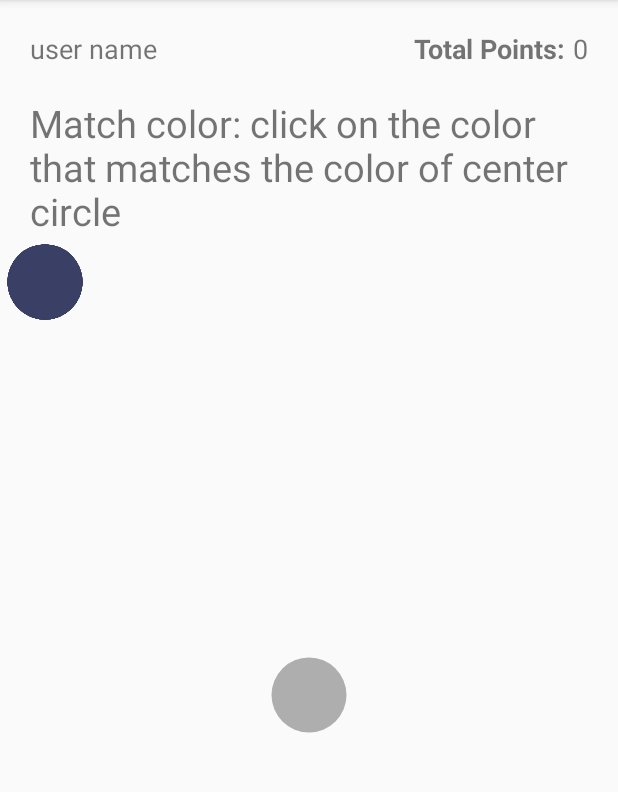
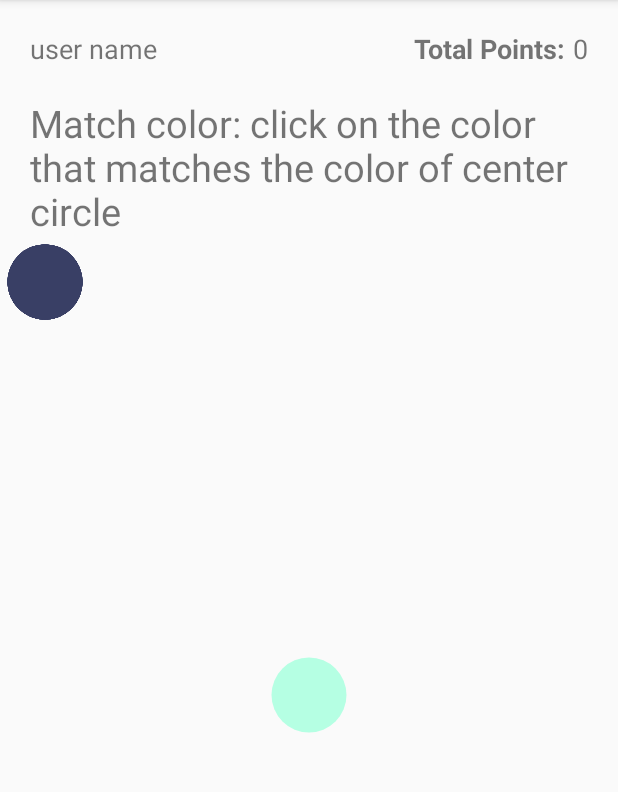
Before and after one commit to gng01/color-exercises, an Android app: the fragment ExercisesFragment placed in its activity, on a phone screen of 412 x 824 dp, the part 84-876 px from its top. Run offline under Robolectric (Android 15) with nearby library versions, the phone set to English and light mode, and no system bars; libraries missing offline, so code that uses them is left out: com.ogaclejapan.arclayout; plain views replace ArcLayout; 2 statements that could not run were skipped.

Commit message:
Pulls matching threshold logic out of color judge: color judge only calculates accuracy, fragment will determine whether matches (for future level/ difficulty settings)

```diff
--- a/colorExercises/app/src/main/java/edu/utap/colorexercises/model/ExerciseSet.kt
+++ b/colorExercises/app/src/main/java/edu/utap/colorexercises/model/ExerciseSet.kt
@@ -1,6 +1,5 @@
 package edu.utap.colorexercises.model
 
-import android.util.Log
 import edu.utap.colorexercises.service.ColorGenerator
 import edu.utap.colorexercises.service.ColorJudge
 import kotlin.random.Random
@@ -8,26 +7,28 @@ import kotlin.random.Random
 class ExerciseSet {
     private lateinit var mainColor: OneColor
     private lateinit var colorList: List<OneColor>
-    private lateinit var correctPositionList: List<Boolean>
+    private lateinit var accuracyList: List<Double>
     private val generator = ColorGenerator()
 
-    //TODO: Add Title to exercise Set
+    //TODO: Add Title/ explanation to exercise Set
     fun AddColorList(centerColor: OneColor, colorList: List<OneColor>){
         this.mainColor = centerColor
         this.colorList = colorList
     }
 
-    fun CorrectPosition(threshold: Double, criteria: (OneColor, OneColor)-> Double): List<Boolean> {
-        val correctList = mutableListOf<Boolean>()
+    private fun makeAccuracyList(criteria: (OneColor, OneColor)-> Double): List<Double> {
+        val correctList = mutableListOf<Double>()
         this.colorList.forEachIndexed { i, color ->
-            correctList.add(i,ColorJudge.match(this.mainColor,color,threshold.toFloat(), criteria))
+            correctList.add(i,ColorJudge.accuracy(this.mainColor,color,criteria))
         }
-        Log.d("XXX ExerciseSet: ", "Correct positions: ${correctList.toList()}")
+        //Log.d("XXX ExerciseSet: ", "Correct positions: ${correctList.toList()}")
         return correctList.toList()
     }
 
-    fun NewAllGreyScaleSet(setSize: Int, threshold: Double){
-        val tolerance = 0.02 //TODO: hardcoding tolerance for now, should be changed to shared value later
+
+    fun NewColorToGraySet(setSize: Int, mainSaturation: Double){
+        //TODO: repeating a lot of codes from other newSet functions, think of how to abstract new Colorset idea
+        val tolerance = 0.02
         val hue = 0
         val saturation = 0.0
         val newColorList = mutableListOf<OneColor>()
@@ -43,17 +44,13 @@ class ExerciseSet {
             //Log.d("XXX ExerciseSet: ", "color: ${color.toList()}")
         }
         this.colorList = newColorList
-        this.mainColor = newColorList[mainColorMatchTo]
-
-
-
-        this.correctPositionList = CorrectPosition(threshold,ColorJudge::LuminanceDifference)
-
+        val targetLuminance = newColorList[mainColorMatchTo].getLuminance()
+        this.mainColor = OneColor(generator.ColorFromRandomHue(mainSaturation,targetLuminance,tolerance))
+        this.accuracyList = makeAccuracyList(ColorJudge::LuminanceDifference)
     }
-
 
     fun getMainColor() = this.mainColor
     fun getColorList() = this.colorList
-    fun getCorrectPosition() = this.correctPositionList
+    fun getAccuracyList() = this.accuracyList
 
 }
--- a/colorExercises/app/src/main/java/edu/utap/colorexercises/service/ColorJudge.kt
+++ b/colorExercises/app/src/main/java/edu/utap/colorexercises/service/ColorJudge.kt
@@ -41,11 +41,10 @@ class ColorJudge {
             return min(abs(0.33-HueDistance(firstColor, secondColor)), abs(0.67-HueDistance(firstColor, secondColor)))
         }
 
-        fun match(firstColor: OneColor, secondColor: OneColor, threshold: Float,criteria: (OneColor, OneColor)-> Double): Boolean {
-            //TODO: moving functions for judging colors to separate class may make more sense
+        fun accuracy(firstColor: OneColor, secondColor: OneColor, criteria: (OneColor, OneColor)-> Double): Double {
             val value: Double = criteria(firstColor,secondColor)
             //Log.d("XXX OneColor: ", "value: $value")
-            return value <= threshold
+            return (1-value)*100 //100 full score scale
         }
     }
 }
--- a/colorExercises/app/src/main/java/edu/utap/colorexercises/ui/ExercisesFragment.kt
+++ b/colorExercises/app/src/main/java/edu/utap/colorexercises/ui/ExercisesFragment.kt
@@ -9,8 +9,7 @@ import androidx.fragment.app.Fragment
 import com.ogaclejapan.arclayout.ArcLayout
 import edu.utap.colorexercises.R
 import edu.utap.colorexercises.model.ExerciseSet
-import edu.utap.colorexercises.model.OneColor
-import kotlin.random.Random
+import kotlin.math.abs
 
 /**
  * Exercise Fragment that handles view bindings
@@ -19,9 +18,10 @@ import kotlin.random.Random
 class ExercisesFragment : Fragment(R.layout.fragment_exercises) {
 
     private var dummyTitle = "Match color: click on the color that matches the color of center circle"
-    private lateinit var correctPosition: List<Boolean>
+    private lateinit var accuracyList: List<Double>
     private val exerciseSet = ExerciseSet()
     private val setSize = 10 //<=12
+    private var accuracyThreshold = 90
 
 
     companion object {
@@ -38,8 +38,8 @@ class ExercisesFragment : Fragment(R.layout.fragment_exercises) {
     }
 
     private fun initExerciseSet(){
-        exerciseSet.NewAllGreyScaleSet(setSize,0.1)
-        this.correctPosition = exerciseSet.getCorrectPosition()
+        exerciseSet.NewColorToGraySet(setSize,1.0)
+        this.accuracyList = exerciseSet.getAccuracyList()
     }
 
     private fun BindMainColor(root: View){
@@ -60,14 +60,17 @@ class ExercisesFragment : Fragment(R.layout.fragment_exercises) {
         view.setOnClickListener {
             val resultFragment = ExerciseResultFragment()
             val args = Bundle()
-            // change common language of color to hsl
-            args.putFloatArray(ExerciseResultFragment.mainColorKey,exerciseSet.getMainColor().hsl)
-            args.putFloatArray(ExerciseResultFragment.selectedColorKey,exerciseSet.getColorList()[position].hsl)
-            if (this.correctPosition[position]) {
-                args.putString(ExerciseResultFragment.titleKey, "Match!")
+            //TODO: passing the raw hsl to ResultFragment, not sure whether it is the best approach
+            val mainColor = exerciseSet.getMainColor()
+            val selectedColor = exerciseSet.getColorList()[position]
+            val accuracy = accuracyList[position]
+            args.putFloatArray(ExerciseResultFragment.mainColorKey,mainColor.hsl)
+            args.putFloatArray(ExerciseResultFragment.selectedColorKey,selectedColor.hsl)
+            if (accuracy>=this.accuracyThreshold) {
+                args.putString(ExerciseResultFragment.titleKey, String.format("Match! Accuracy: %.1f",accuracy))
                 args.putBoolean(ExerciseResultFragment.resultStateKey, true)
             }else{
-                args.putString(ExerciseResultFragment.titleKey, "Try Again!")
+                args.putString(ExerciseResultFragment.titleKey, String.format("Incorrect! Accuracy: %.1f",accuracy))
                 args.putBoolean(ExerciseResultFragment.resultStateKey, false)
             }
             resultFragment.arguments = args
```
